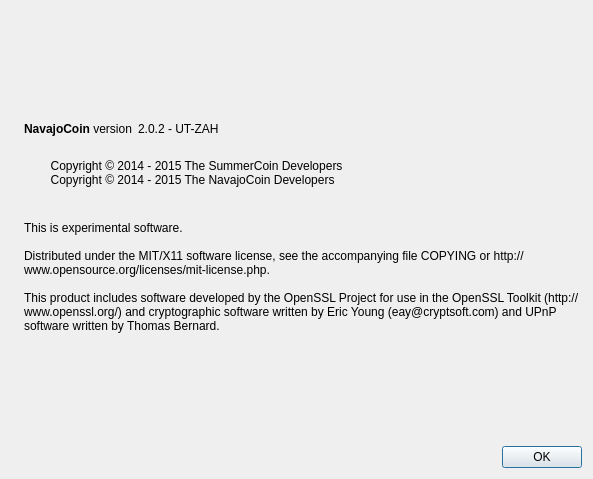
Above: src/qt/forms/aboutdialog.ui from sherlockcoin/navajocoin before the change. Below: the same form after it.
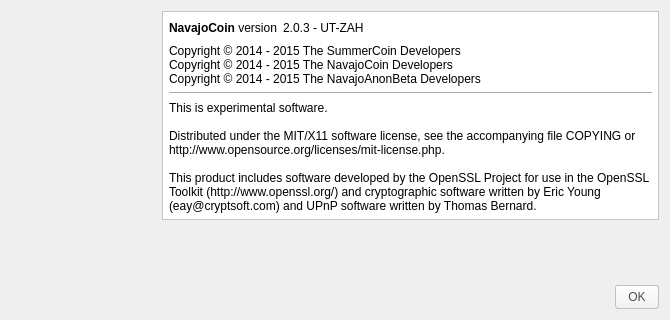
That is the form after the change. Icons and pictures are not drawn.

Commit message: Chat Incorporated , Checkpointed , Important Links Drop Down Menu Added , UI Improvements , Anon Base Implemented.

```diff
--- a/src/qt/forms/aboutdialog.ui
+++ b/src/qt/forms/aboutdialog.ui
@@ -6,14 +6,29 @@
    <rect>
     <x>0</x>
     <y>0</y>
-    <width>593</width>
-    <height>479</height>
+    <width>670</width>
+    <height>320</height>
    </rect>
   </property>
   <property name="windowTitle">
    <string>About NavajoCoin</string>
   </property>
+  <property name="styleSheet">
+   <string notr="true"/>
+  </property>
   <layout class="QHBoxLayout" name="horizontalLayout_2">
+   <item alignment="Qt::AlignVCenter">
+    <widget class="QFrame" name="verticalFrame">
+     <layout class="QVBoxLayout" name="verticalLayout_10">
+      <property name="spacing">
+       <number>6</number>
+      </property>
+      <property name="topMargin">
+       <number>6</number>
+      </property>
+      <property name="bottomMargin">
+       <number>40</number>
+      </property>
    <item>
     <widget class="QLabel" name="label_4">
      <property name="sizePolicy">
@@ -22,26 +37,64 @@
        <verstretch>0</verstretch>
       </sizepolicy>
      </property>
+        <property name="minimumSize">
+         <size>
+          <width>127</width>
+          <height>128</height>
+         </size>
+        </property>
+        <property name="maximumSize">
+         <size>
+          <width>127</width>
+          <height>127</height>
+         </size>
+        </property>
+        <property name="styleSheet">
+         <string notr="true">background-repeat:none;</string>
+        </property>
+        <property name="lineWidth">
+         <number>1</number>
+        </property>
      <property name="pixmap">
       <pixmap resource="../bitcoin.qrc">:/images/about</pixmap>
      </property>
+        <property name="indent">
+         <number>-1</number>
+        </property>
+       </widget>
+      </item>
+     </layout>
     </widget>
    </item>
    <item>
     <layout class="QVBoxLayout" name="verticalLayout_2">
      <item>
-      <spacer name="verticalSpacer_2">
-       <property name="orientation">
-        <enum>Qt::Vertical</enum>
-       </property>
-       <property name="sizeHint" stdset="0">
+      <widget class="QFrame" name="verticalFrame">
+       <property name="minimumSize">
         <size>
-         <width>20</width>
-         <height>40</height>
+         <width>0</width>
+         <height>0</height>
         </size>
        </property>
-      </spacer>
-     </item>
+       <property name="styleSheet">
+        <string notr="true">background-color: rgb(255,255,255);</string>
+       </property>
+       <property name="frameShape">
+        <enum>QFrame::StyledPanel</enum>
+       </property>
+       <layout class="QVBoxLayout" name="verticalLayout_7">
+        <property name="leftMargin">
+         <number>6</number>
+        </property>
+        <property name="topMargin">
+         <number>6</number>
+        </property>
+        <property name="rightMargin">
+         <number>6</number>
+        </property>
+        <property name="bottomMargin">
+         <number>6</number>
+        </property>
      <item>
       <layout class="QHBoxLayout" name="horizontalLayout">
        <item>
@@ -52,6 +105,9 @@
          <property name="text">
           <string>&lt;b&gt;NavajoCoin&lt;/b&gt; version</string>
          </property>
+            <property name="margin">
+             <number>0</number>
+            </property>
          <property name="textInteractionFlags">
           <set>Qt::LinksAccessibleByMouse|Qt::TextSelectableByKeyboard|Qt::TextSelectableByMouse</set>
          </property>
@@ -63,7 +119,7 @@
           <cursorShape>IBeamCursor</cursorShape>
          </property>
          <property name="text">
-          <string notr="true">2.0.2 - UT-ZAH</string>
+             <string notr="true">2.0.3 - UT-ZAH</string>
          </property>
          <property name="textInteractionFlags">
           <set>Qt::LinksAccessibleByMouse|Qt::TextSelectableByKeyboard|Qt::TextSelectableByMouse</set>
@@ -91,24 +147,27 @@
         <cursorShape>IBeamCursor</cursorShape>
        </property>
        <property name="text">
-        <string>
-        Copyright © 2014 - 2015 The SummerCoin Developers
-        Copyright © 2014 - 2015 The NavajoCoin Developers
-        </string>
+           <string>&lt;html&gt;&lt;head/&gt;&lt;body&gt;&lt;p&gt;Copyright © 2014 - 2015 The SummerCoin Developers&lt;br /&gt;Copyright © 2014 - 2015 The NavajoCoin Developers&lt;br /&gt;Copyright © 2014 - 2015 The NavajoAnonBeta Developers&lt;/p&gt;&lt;/body&gt;&lt;/html&gt;</string>
        </property>
        <property name="textInteractionFlags">
         <set>Qt::LinksAccessibleByMouse|Qt::TextSelectableByKeyboard|Qt::TextSelectableByMouse</set>
        </property>
       </widget>
      </item>
+        <item>
+         <widget class="Line" name="line">
+          <property name="orientation">
+           <enum>Qt::Horizontal</enum>
+          </property>
+         </widget>
+        </item>
      <item>
       <widget class="QLabel" name="label_2">
        <property name="cursor">
         <cursorShape>IBeamCursor</cursorShape>
        </property>
        <property name="text">
-        <string>
-This is experimental software.
+           <string>This is experimental software.
 
 Distributed under the MIT/X11 software license, see the accompanying file COPYING or http://www.opensource.org/licenses/mit-license.php.
 
@@ -122,6 +181,9 @@
        </property>
       </widget>
      </item>
+       </layout>
+      </widget>
+     </item>
      <item>
       <spacer name="verticalSpacer">
        <property name="orientation">
@@ -137,6 +199,13 @@
      </item>
      <item>
       <widget class="QDialogButtonBox" name="buttonBox">
+       <property name="styleSheet">
+        <string notr="true">background-color: qlineargradient(spread:pad, x1:0, y1:1, x2:0, y2:0, stop:0 rgb(240,240,240), stop:1 rgb(255, 255, 255));
+border-radius:3px;
+border: 1px solid #C4C1BD;
+color: #4C4C4C;
+padding: 4px 12px;</string>
+       </property>
        <property name="orientation">
         <enum>Qt::Horizontal</enum>
        </property>
```
Lines whose indentation alone changed are shown as unchanged. The commit also changes 73 other files.
